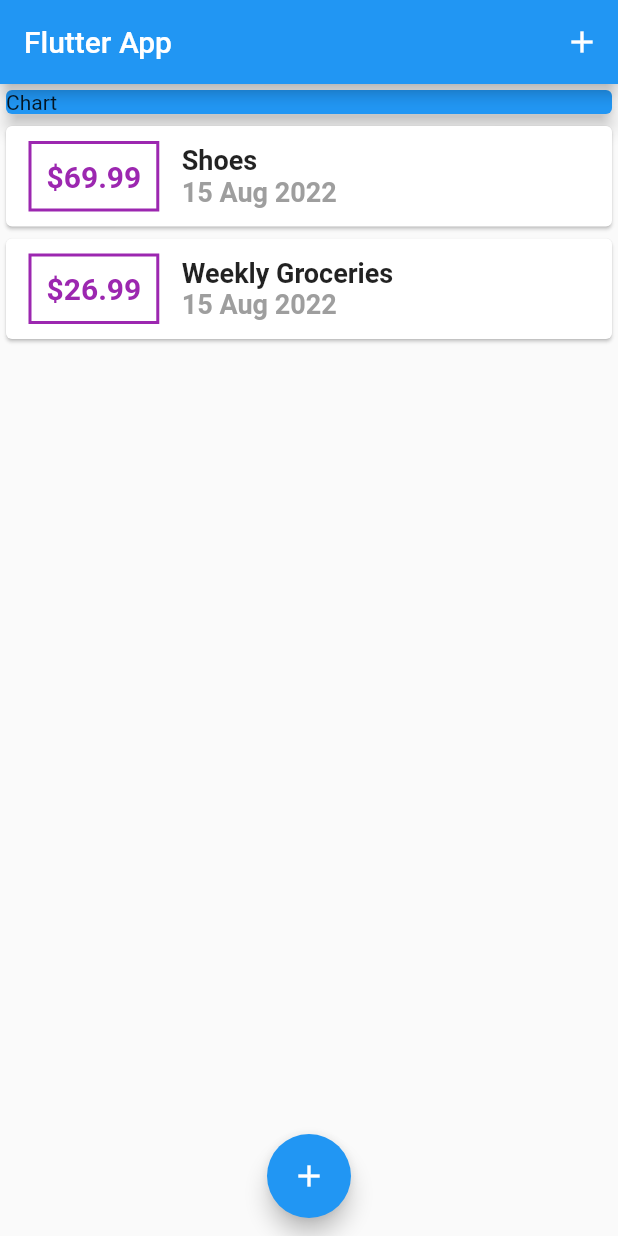
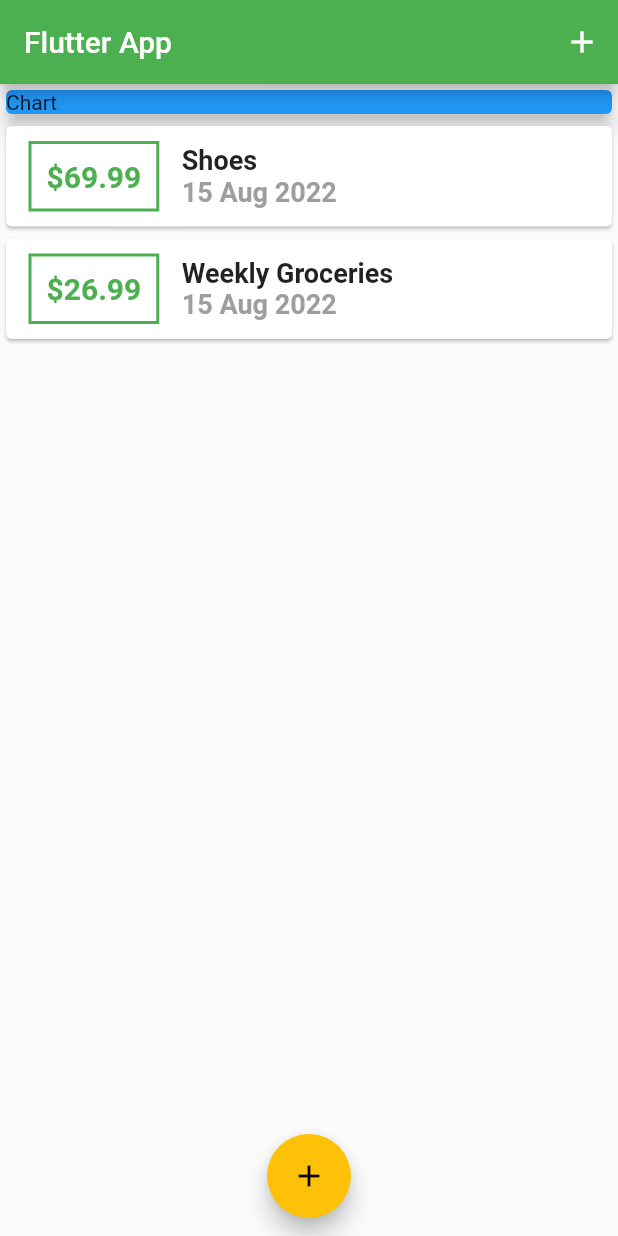
Before and after one commit to sushantbramhacharya/flutter_learning, a Flutter app: the screen it shows after launch, on a phone screen of 412 x 824 dp. Run offline on Flutter 3.47's test engine with Material 2 defaults, Android fonts, the phone set to English and light mode, and no system bars.

Commit message:
Custom Theme with theme data

```diff
--- a/project_2/lib/main.dart
+++ b/project_2/lib/main.dart
@@ -16,6 +16,8 @@ class MyApp extends StatelessWidget
     return MaterialApp(
       debugShowCheckedModeBanner: false,
       home:MyHomePage(),
+      theme: ThemeData(primarySwatch: Colors.green,
+      accentColor: Colors.amber),
       title: 'Flutter App',
     );
   }
--- a/project_2/lib/widgets/transation_list.dart
+++ b/project_2/lib/widgets/transation_list.dart
@@ -17,13 +17,13 @@ class TransationList extends StatelessWidget {
                     padding: EdgeInsets.all(10),
                     decoration: BoxDecoration(
                       border: Border.all(
-                        color: Colors.purple,
+                        color: Theme.of(context).primaryColor,
                         width: 2)
                     ),
                     child:Text(
                       "\$${_transations[index].amount.toString()}",
                       style: TextStyle(fontWeight: FontWeight.bold,
-                      fontSize: 20,color: Colors.purple),
+                      fontSize: 20,color:Theme.of(context).primaryColor),
                     )
                   ),
                   Column(
```
